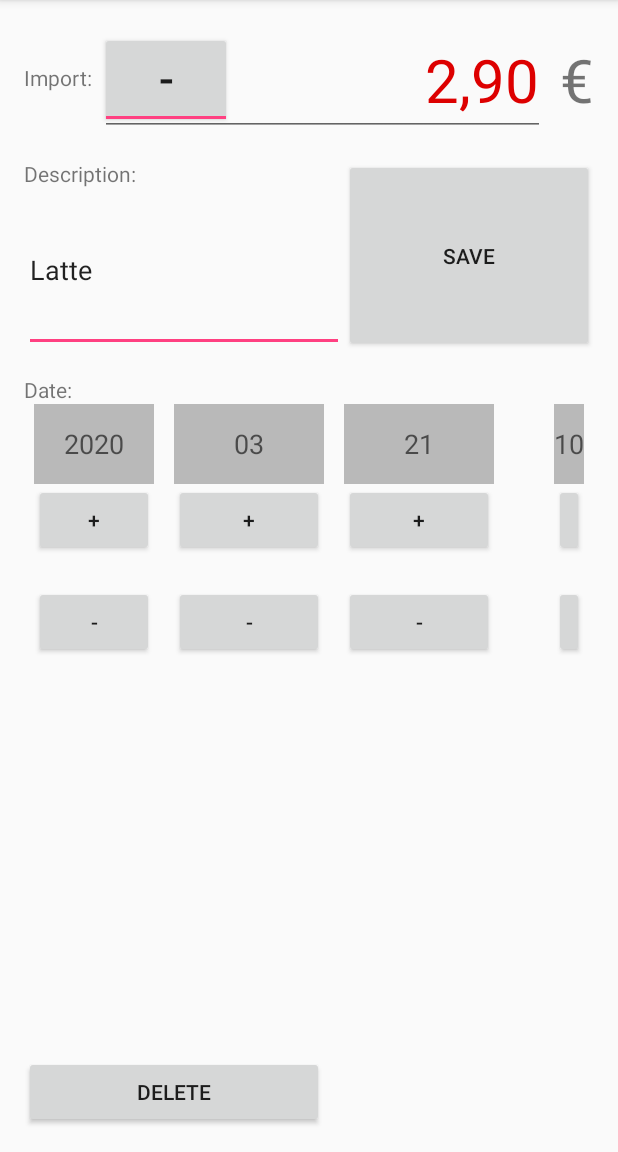
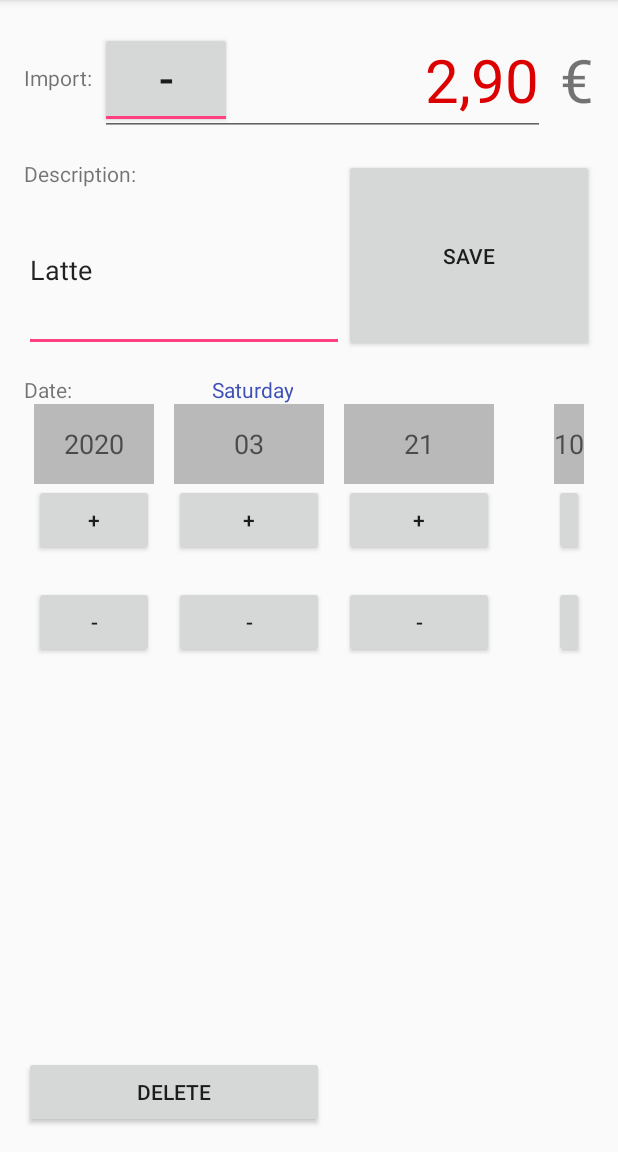
Before and after one commit to joelbarba/WLT_REG, an Android app: the screen it shows after launch (MainActivity), after a tap on "LATTE", on a phone screen of 412 x 824 dp, the part 84-1236 px from its top. Run offline under Robolectric (Android 15) with nearby library versions, the phone set to English and light mode, and no system bars.

Commit message:
Detail fragment - Added weekday name

```diff
--- a/app/src/main/java/com/example/wlt_reg3/DetailFragment.java
+++ b/app/src/main/java/com/example/wlt_reg3/DetailFragment.java
@@ -274,12 +274,23 @@ public class DetailFragment extends Fragment {
         TextView id_label_day           = (TextView) vm.findViewById(R.id.id_label_day);
         TextView id_label_hour          = (TextView) vm.findViewById(R.id.id_label_hour);
         TextView id_label_min           = (TextView) vm.findViewById(R.id.id_label_min);
+        TextView id_label_wday          = (TextView) vm.findViewById(R.id.id_label_wday);
 
         id_label_year.setText(  String.valueOf(fourDForm.format(mov_date.get(Calendar.YEAR))));
         id_label_month.setText( String.valueOf(twoDForm.format(mov_date.get(Calendar.MONTH) + 1)));
         id_label_day.setText(   String.valueOf(twoDForm.format(mov_date.get(Calendar.DAY_OF_MONTH))));
         id_label_hour.setText(  String.valueOf(twoDForm.format(mov_date.get(Calendar.HOUR_OF_DAY))));
         id_label_min.setText(   String.valueOf(twoDForm.format(mov_date.get(Calendar.MINUTE))));
+        int wDay = mov_date.get(Calendar.DAY_OF_WEEK);
+//        ac.growl("DAY " + wDay);
+
+        if (wDay == 1) { id_label_wday.setText("Sunday"); }
+        else if (wDay == 2) { id_label_wday.setText("Monday"); }
+        else if (wDay == 3) { id_label_wday.setText("Tuesday"); }
+        else if (wDay == 4) { id_label_wday.setText("Wednesday"); }
+        else if (wDay == 5) { id_label_wday.setText("Thursday"); }
+        else if (wDay == 6) { id_label_wday.setText("Friday"); }
+        else if (wDay == 7) { id_label_wday.setText("Saturday"); }
     }
 
 
--- a/app/src/main/res/layout/fragment_details.xml
+++ b/app/src/main/res/layout/fragment_details.xml
@@ -5,8 +5,7 @@
     android:layout_height="match_parent"
     tools:context=".DetailFragment">
 
-    <RelativeLayout xmlns:android="http://schemas.android.com/apk/res/android"
-        xmlns:tools="http://schemas.android.com/tools"
+    <RelativeLayout
         android:layout_width="match_parent"
         android:layout_height="match_parent"
         android:paddingBottom="@dimen/activity_vertical_margin"
@@ -128,6 +127,21 @@
                 android:layout_alignParentLeft="true"
                 android:layout_alignParentStart="true"
                 android:layout_marginTop="15dp" />
+
+            <TextView
+                android:id="@+id/id_label_wday"
+                android:layout_width="122dp"
+                android:layout_height="wrap_content"
+                android:layout_below="@+id/input_desc_mov"
+                android:layout_alignParentStart="false"
+                android:layout_alignParentLeft="false"
+                android:layout_marginLeft="25dp"
+                android:layout_marginTop="15dp"
+                android:layout_toEndOf="@+id/textView6"
+                android:layout_toRightOf="@+id/textView6"
+                android:gravity="right"
+                android:text="Monday"
+                android:textColor="@color/colorPrimary" />
 
             <RelativeLayout
                 android:layout_width="match_parent"
```
